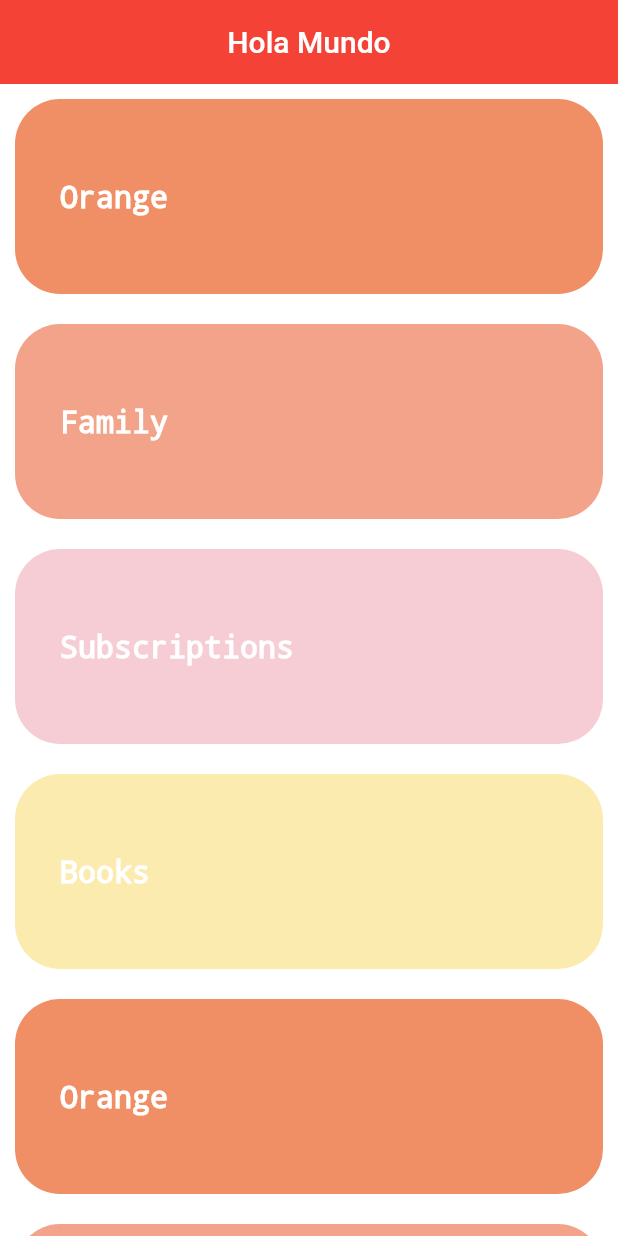
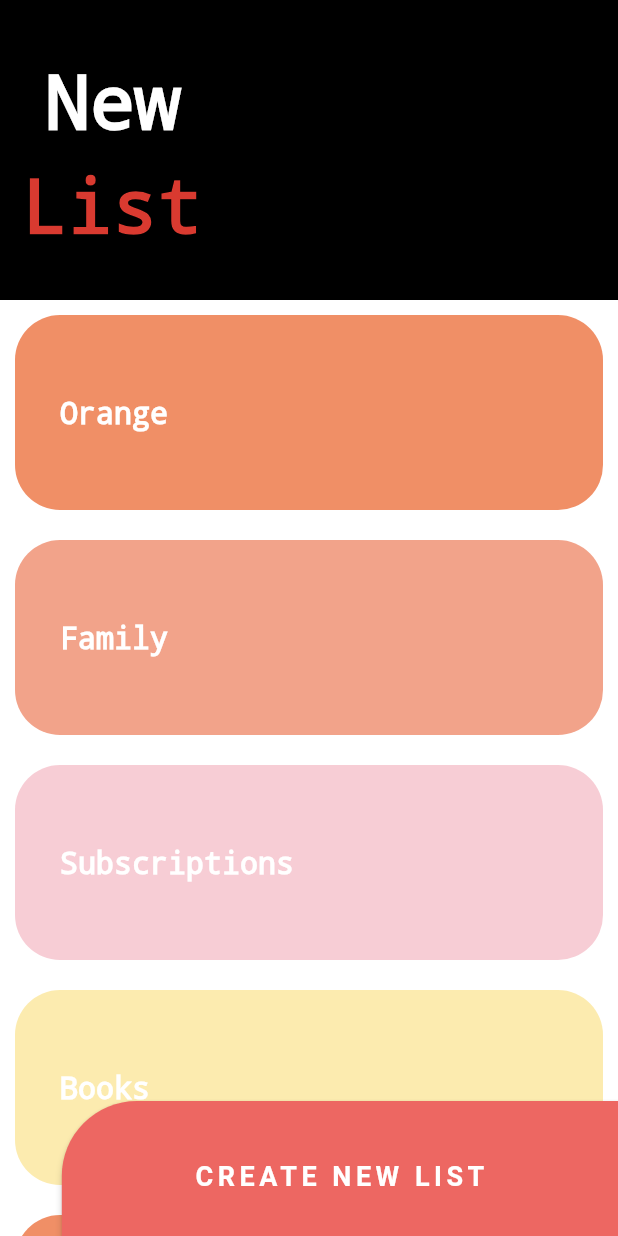
Before and after one commit to DanielFernandoYepezVelez/02-Proyecto-Movil-Flutter-Intermedio-Animaciones, a Flutter app: the screen it shows after launch, on a phone screen of 412 x 824 dp. Run offline on Flutter 3.47's test engine with Material 2 defaults, Android fonts, the phone set to English and light mode, and no system bars; our stand-ins replace animate_do, flutter_svg, font_awesome_flutter.

Commit message:
Finalizando El Layout De La Lista Con Los Slivers

```diff
--- a/lib/screens/sliver_list_screen.dart
+++ b/lib/screens/sliver_list_screen.dart
@@ -9,7 +9,12 @@ class SliverListScreen extends StatelessWidget {
       alignment: Alignment.centerLeft,
       // child: _Titulo(),
       // child: _ListaTareas(),
-      child: _MainScroll(),
+      child: Stack(
+        children: [
+          _MainScroll(),
+          Positioned(bottom: -10, right: 0, child: _BotonNewList()),
+        ],
+      ),
     );
   }
 }
@@ -33,18 +38,98 @@ class _MainScroll extends StatelessWidget {
     return CustomScrollView(
       physics: BouncingScrollPhysics(),
       slivers: [
-        SliverAppBar(
+        /* SliverAppBar(
           elevation: 0,
           floating: true,
           centerTitle: true,
           title: Text('Hola Mundo'),
           backgroundColor: Colors.red,
+        ), */
+        SliverPersistentHeader(
+          floating: true,
+          delegate: _SliverCustomHeaderDelegate(
+            minHeight: 170,
+            maxHeight: 200,
+            child: Container(
+              alignment: Alignment.centerLeft,
+              color: Colors.black,
+              child: _Titulo(),
+            ),
+          ),
         ),
         SliverList(
-          delegate: SliverChildListDelegate(this.items),
+          delegate: SliverChildListDelegate(
+            [
+              ...this.items,
+              SizedBox(height: 100),
+            ],
+          ),
         ),
       ],
     );
+  }
+}
+
+class _BotonNewList extends StatelessWidget {
+  const _BotonNewList({Key? key}) : super(key: key);
+
+  @override
+  Widget build(BuildContext context) {
+    final size = MediaQuery.of(context).size;
+
+    return ButtonTheme(
+      height: 100,
+      minWidth: size.width * 0.9,
+      child: MaterialButton(
+        color: Color(0xffED6762),
+        shape: RoundedRectangleBorder(
+          borderRadius: BorderRadius.only(topLeft: Radius.circular(50)),
+        ),
+        onPressed: () {},
+        child: Text(
+          'CREATE NEW LIST',
+          style: TextStyle(
+            fontSize: 18,
+            color: Colors.white,
+            fontWeight: FontWeight.bold,
+            letterSpacing: 3,
+          ),
+        ),
+      ),
+    );
+  }
+}
+
+class _SliverCustomHeaderDelegate extends SliverPersistentHeaderDelegate {
+  final Widget child;
+  final double minHeight;
+  final double maxHeight;
+
+  _SliverCustomHeaderDelegate({
+    required this.child,
+    required this.minHeight,
+    required this.maxHeight,
+  });
+
+  @override
+  Widget build(
+      BuildContext context, double shrinkOffset, bool overlapsContent) {
+    return SizedBox.expand(child: this.child);
+  }
+
+  @override
+  double get maxExtent =>
+      (this.minHeight > this.maxHeight) ? this.minHeight : this.maxHeight;
+
+  @override
+  double get minExtent =>
+      (this.maxHeight > this.minHeight) ? this.maxHeight : this.minHeight;
+
+  @override
+  bool shouldRebuild(_SliverCustomHeaderDelegate oldDelegate) {
+    return this.maxHeight != oldDelegate.maxHeight ||
+        this.minHeight != oldDelegate.minHeight ||
+        this.child != oldDelegate.child;
   }
 }
 
```
